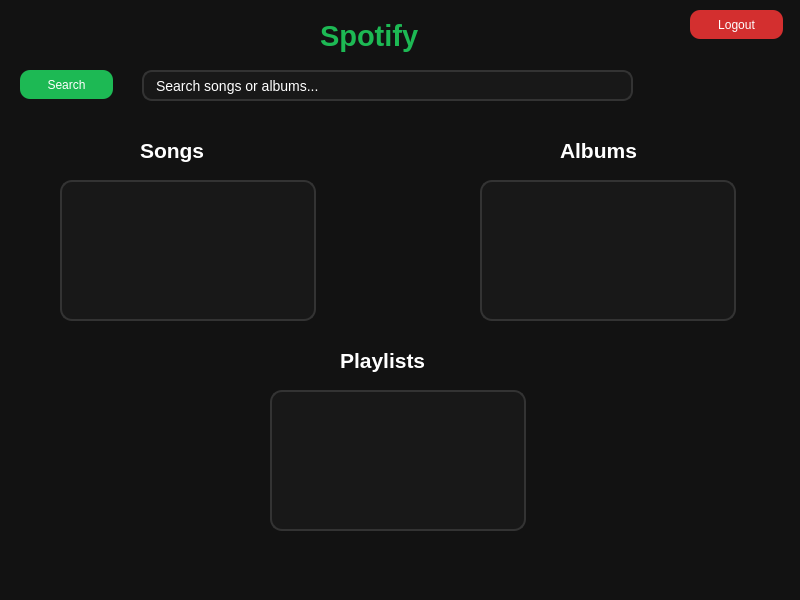
sepehrmkh1386/Spotify, file listenerdashboard.ui: the form before one commit.
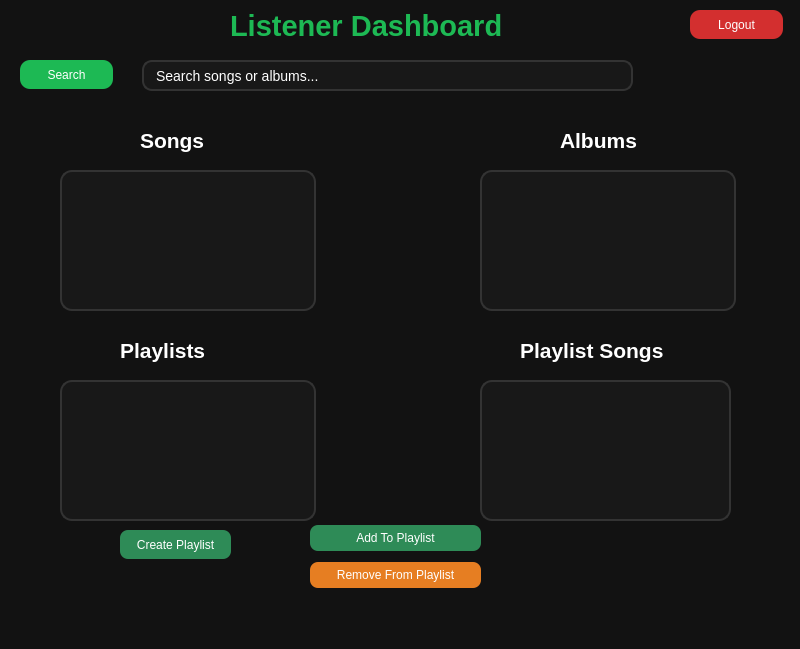
The form after the commit.

Commit message: Complete Spotify project

```diff
--- a/listenerdashboard.ui
+++ b/listenerdashboard.ui
@@ -7,7 +7,7 @@
     <x>0</x>
     <y>0</y>
     <width>800</width>
-    <height>600</height>
+    <height>649</height>
    </rect>
   </property>
   <property name="windowTitle">
@@ -24,9 +24,9 @@
    <widget class="QLabel" name="label">
     <property name="geometry">
      <rect>
-      <x>320</x>
-      <y>10</y>
-      <width>131</width>
+      <x>230</x>
+      <y>0</y>
+      <width>341</width>
       <height>51</height>
      </rect>
     </property>
@@ -40,14 +40,14 @@
      <string notr="true">color:#1DB954</string>
     </property>
     <property name="text">
-     <string>Spotify</string>
+     <string>Listener Dashboard</string>
     </property>
    </widget>
    <widget class="QLineEdit" name="searchEdit">
     <property name="geometry">
      <rect>
       <x>142</x>
-      <y>70</y>
+      <y>60</y>
       <width>491</width>
       <height>31</height>
      </rect>
@@ -72,7 +72,7 @@
     <property name="geometry">
      <rect>
       <x>20</x>
-      <y>70</y>
+      <y>60</y>
       <width>93</width>
       <height>29</height>
      </rect>
@@ -97,7 +97,7 @@
     <property name="geometry">
      <rect>
       <x>140</x>
-      <y>130</y>
+      <y>120</y>
       <width>81</width>
       <height>41</height>
      </rect>
@@ -119,7 +119,7 @@
     <property name="geometry">
      <rect>
       <x>560</x>
-      <y>130</y>
+      <y>120</y>
       <width>101</width>
       <height>41</height>
      </rect>
@@ -140,8 +140,8 @@
    <widget class="QLabel" name="playlistsLabel">
     <property name="geometry">
      <rect>
-      <x>340</x>
-      <y>340</y>
+      <x>120</x>
+      <y>330</y>
       <width>111</width>
       <height>41</height>
      </rect>
@@ -163,7 +163,7 @@
     <property name="geometry">
      <rect>
       <x>60</x>
-      <y>180</y>
+      <y>170</y>
       <width>256</width>
       <height>141</height>
      </rect>
@@ -192,7 +192,7 @@
     <property name="geometry">
      <rect>
       <x>480</x>
-      <y>180</y>
+      <y>170</y>
       <width>256</width>
       <height>141</height>
      </rect>
@@ -220,8 +220,8 @@
    <widget class="QListWidget" name="playlistsList">
     <property name="geometry">
      <rect>
-      <x>270</x>
-      <y>390</y>
+      <x>60</x>
+      <y>380</y>
       <width>256</width>
       <height>141</height>
      </rect>
@@ -272,6 +272,114 @@
      <string>Logout</string>
     </property>
    </widget>
+   <widget class="QLabel" name="playlistSongsLabel">
+    <property name="geometry">
+     <rect>
+      <x>520</x>
+      <y>330</y>
+      <width>181</width>
+      <height>41</height>
+     </rect>
+    </property>
+    <property name="font">
+     <font>
+      <pointsize>16</pointsize>
+      <bold>true</bold>
+     </font>
+    </property>
+    <property name="styleSheet">
+     <string notr="true">color:white;</string>
+    </property>
+    <property name="text">
+     <string>Playlist Songs</string>
+    </property>
+   </widget>
+   <widget class="QListWidget" name="playlistSongsList">
+    <property name="geometry">
+     <rect>
+      <x>480</x>
+      <y>380</y>
+      <width>251</width>
+      <height>141</height>
+     </rect>
+    </property>
+    <property name="styleSheet">
+     <string notr="true">QListWidget
+{
+background:#181818;
+color:white;
+border:2px solid #333333;
+border-radius:12px;
+font-size:14px;
+}
+QListWidget::item
+{
+padding:10px;
+}
+QListWidget::item:selected
+{
+background:#1DB954;
+color:white;
+}</string>
+    </property>
+   </widget>
+   <widget class="QWidget" name="layoutWidget">
+    <property name="geometry">
+     <rect>
+      <x>310</x>
+      <y>520</y>
+      <width>171</width>
+      <height>73</height>
+     </rect>
+    </property>
+    <layout class="QVBoxLayout" name="verticalLayout">
+     <item>
+      <widget class="QPushButton" name="addToPlaylistButton">
+       <property name="styleSheet">
+        <string notr="true">background:#2E8B57;
+color:white;
+border-radius:8px;
+padding:6px;</string>
+       </property>
+       <property name="text">
+        <string>Add To Playlist</string>
+       </property>
+      </widget>
+     </item>
+     <item>
+      <widget class="QPushButton" name="removeFromPlaylistButton">
+       <property name="styleSheet">
+        <string notr="true">background:#E67E22;
+color:white;
+border-radius:8px;
+padding:6px;</string>
+       </property>
+       <property name="text">
+        <string>Remove From Playlist</string>
+       </property>
+      </widget>
+     </item>
+    </layout>
+   </widget>
+   <widget class="QPushButton" name="createPlaylistButton">
+    <property name="geometry">
+     <rect>
+      <x>120</x>
+      <y>530</y>
+      <width>111</width>
+      <height>29</height>
+     </rect>
+    </property>
+    <property name="styleSheet">
+     <string notr="true">background:#2E8B57;
+color:white;
+border-radius:8px;
+padding:6px;</string>
+    </property>
+    <property name="text">
+     <string>Create Playlist</string>
+    </property>
+   </widget>
   </widget>
   <widget class="QMenuBar" name="menubar">
    <property name="geometry">
```
Left out of the diff: 2 changed lines with no effect on the pictures. The commit also changes 42 other files.
